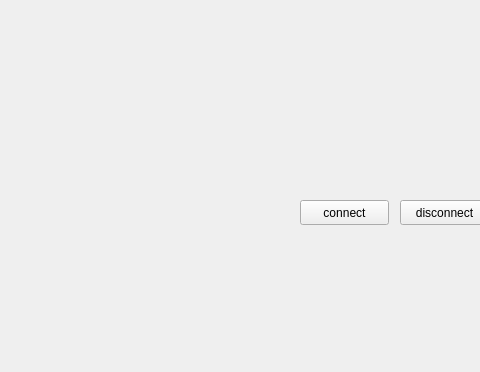
This is rs485/mainwindow.ui in msun98/rs485 as Qt 5 draws it before an edit; both pictures show x 0 to 480 and y 0 to 372 of the 800 by 600 pixel window. The edited form follows.
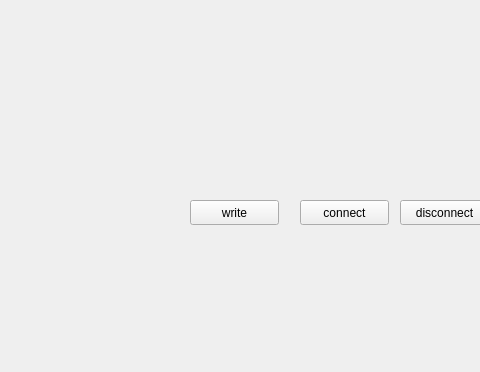
This is the edited form.

Patch:
```diff
--- a/rs485/mainwindow.ui
+++ b/rs485/mainwindow.ui
@@ -40,6 +40,19 @@
      <string>disconnect</string>
     </property>
    </widget>
+   <widget class="QPushButton" name="write">
+    <property name="geometry">
+     <rect>
+      <x>190</x>
+      <y>200</y>
+      <width>89</width>
+      <height>25</height>
+     </rect>
+    </property>
+    <property name="text">
+     <string>write</string>
+    </property>
+   </widget>
   </widget>
   <widget class="QMenuBar" name="menubar">
    <property name="geometry">
```
